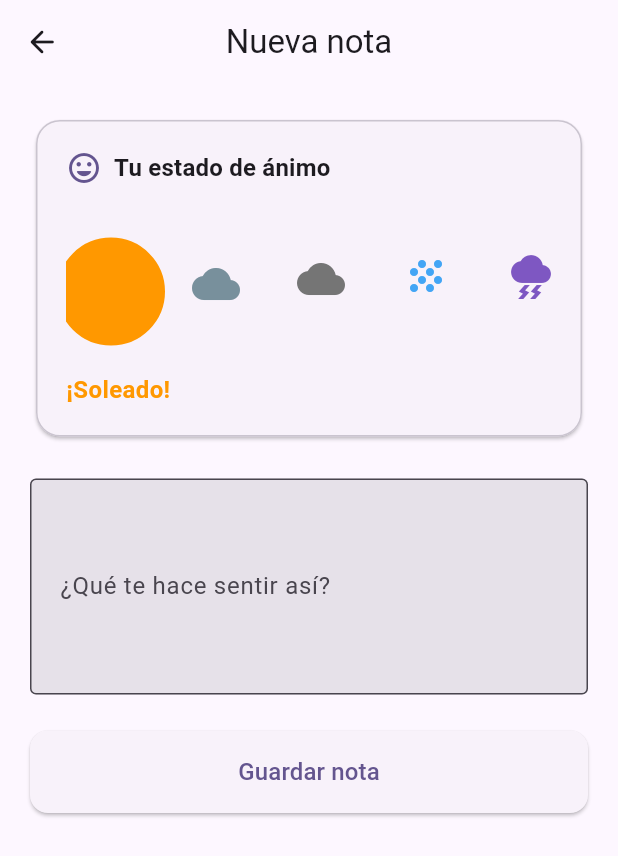
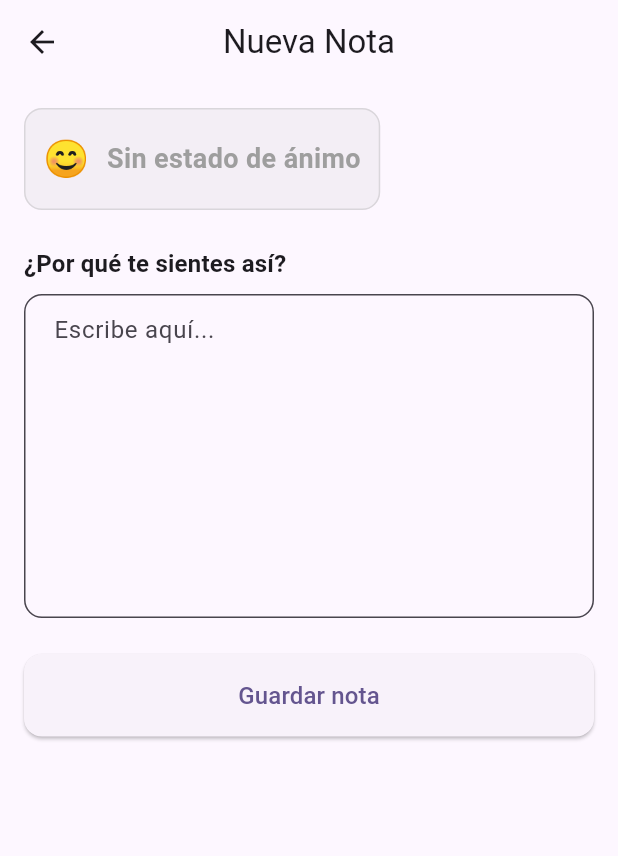
Before and after one commit to HectorZL/journal-notes, a Flutter app: the NoteEditScreen screen opened directly with empty values, on a phone screen of 412 x 824 dp. Shown: the top 856 px of the screen. Run offline on Flutter 3.47's test engine with Material 3 defaults, Android fonts, the phone set to English and light mode, and no system bars; our stand-ins replace email_validator, flutter_riverpod, flutter_secure_storage, flutter_staggered_animations, google_fonts, shared_preferences and 2 more; accounts and stored records are empty.

Commit message:
<fix>[pull the correct data from de database emoji and mood]: <description>
[optional body]

[optional footer(s)]

```diff
--- a/lib/ui/screens/calendar_screen.dart
+++ b/lib/ui/screens/calendar_screen.dart
@@ -340,6 +340,8 @@ class _CalendarScreenState extends ConsumerState<CalendarScreen> {
                               builder: (context) => NoteEditScreen(
                                 initialMoodIndex: note.moodIndex,
                                 moodColor: _getMoodColor(note.moodIndex),
+                                moodDescription: ['EXCELENTE', 'BIEN', 'NEUTRAL', 'NO MUY BIEN', 'MAL'][note.moodIndex],
+                                moodEmoji: ['😄', '🙂', '😐', '🙁', '😞'][note.moodIndex],
                                 noteToEdit: note,
                               ),
                             ),
--- a/lib/ui/screens/mood_prompt_screen.dart
+++ b/lib/ui/screens/mood_prompt_screen.dart
@@ -57,6 +57,8 @@ class _MoodPromptScreenState extends ConsumerState<MoodPromptScreen>
     '😭', // Crying
   ];
 
+  int? _selectedMoodIndex;
+
   @override
   void initState() {
     super.initState();
@@ -89,14 +91,18 @@ class _MoodPromptScreenState extends ConsumerState<MoodPromptScreen>
   }
 
   void _onMoodSelected(int index, BuildContext context) {
-    // Use pushReplacement to replace MoodPromptScreen with NoteEditScreen
-    // When NoteEditScreen is popped, it will return to HomeScreen
+    setState(() {
+      _selectedMoodIndex = index;
+    });
+    // Navigate to NoteEditScreen with the selected mood
     Navigator.pushReplacement(
       context,
       MaterialPageRoute(
         builder: (context) => NoteEditScreen(
           initialMoodIndex: index,
           moodColor: moodColors[index],
+          moodDescription: moodDescriptions[index],
+          moodEmoji: moodIcons[index],
         ),
       ),
     );
@@ -125,7 +131,9 @@ class _MoodPromptScreenState extends ConsumerState<MoodPromptScreen>
 
     return Scaffold(
       appBar: AppBar(
-        title: const Text('¿Cómo te sientes hoy?'),
+        title: _selectedMoodIndex != null
+            ? Text(moodDescriptions[_selectedMoodIndex!])
+            : const Text('¿Cómo te sientes hoy?'),
         leading: IconButton(
           icon: const Icon(Icons.arrow_back_rounded),
           onPressed: () => Navigator.of(context).pop(false),
--- a/lib/ui/screens/note_edit_screen.dart
+++ b/lib/ui/screens/note_edit_screen.dart
@@ -125,12 +125,16 @@ class _FloatingWeatherIconState extends State<_FloatingWeatherIcon> with TickerP
 class NoteEditScreen extends ConsumerStatefulWidget {
   final int initialMoodIndex;
   final Color moodColor;
+  final String moodDescription;
+  final String moodEmoji;
   final Note? noteToEdit;
 
   const NoteEditScreen({
     Key? key,
     required this.initialMoodIndex,
     required this.moodColor,
+    this.moodDescription = '',
+    this.moodEmoji = '😊',
     this.noteToEdit,
   }) : super(key: key);
 
@@ -148,7 +152,6 @@ class _NoteEditScreenState extends ConsumerState<NoteEditScreen> {
   void initState() {
     super.initState();
     _currentMoodIndex = widget.initialMoodIndex;
-    // If editing an existing note, pre-fill the content
     if (widget.noteToEdit != null) {
       _controller.text = widget.noteToEdit!.content;
     }
@@ -214,34 +217,32 @@ class _NoteEditScreenState extends ConsumerState<NoteEditScreen> {
         throw Exception('No se pudo obtener el ID de usuario válido');
       }
 
-      // Create the updated note
+      // Create the updated note with all necessary fields
       final note = Note(
-        id: widget.noteToEdit?.id,
+        id: widget.noteToEdit?.id,  // This will be null for new notes
         userId: userId,
         content: _controller.text.trim(),
         moodIndex: _currentMoodIndex,
         date: widget.noteToEdit?.date ?? now,
-        color: widget.noteToEdit?.color ?? Colors.blue,
+        color: widget.noteToEdit?.color ?? widget.moodColor,
       );
 
-      // Get the notes notifier
       final notesNotifier = ref.read(notesProvider.notifier);
 
-      // Save to database
       if (isEditing) {
+        if (widget.noteToEdit?.id == null) {
+          throw Exception('No se pudo actualizar la nota: ID no válido');
+        }
         await notesNotifier.updateNote(note);
       } else {
         await notesNotifier.addNote(note);
       }
 
-      // Show success feedback
       if (!mounted) return;
 
-      final scaffoldMessenger = ScaffoldMessenger.of(context);
-      scaffoldMessenger.clearSnackBars();
-
-      // Show success message
-      final snackBar = SnackBar(
+      ScaffoldMessenger.of(context).clearSnackBars();
+      ScaffoldMessenger.of(context).showSnackBar(
+        SnackBar(
           content: Text(isEditing ? 'Nota actualizada' : 'Nota guardada correctamente'),
           behavior: SnackBarBehavior.floating,
           shape: RoundedRectangleBorder(
@@ -249,9 +250,9 @@ class _NoteEditScreenState extends ConsumerState<NoteEditScreen> {
           ),
           margin: const EdgeInsets.all(16),
           duration: const Duration(seconds: 2),
+        ),
       );
 
-      // Navigate back to home screen
       if (mounted) {
         Navigator.of(context).pop(true);
       }
@@ -366,50 +367,24 @@ class _NoteEditScreenState extends ConsumerState<NoteEditScreen> {
 
   @override
   Widget build(BuildContext context) {
-    final colorScheme = Theme.of(context).colorScheme;
-    final textTheme = Theme.of(context).textTheme;
-    final weatherIcons = [
-      Icons.wb_sunny,  // Sunny
-      Icons.wb_cloudy,  // Partly Cloudy
-      Icons.cloud,      // Cloudy
-      Icons.grain,     // Rainy
-      Icons.thunderstorm, // Stormy
-    ];
-
-    final weatherDescriptions = [
-      '¡Soleado!',
-      'Parcialmente nublado',
-      'Nublado',
-      'Lluvioso',
-      'Tormentoso'
-    ];
-
-    final weatherColors = [
-      Colors.orange,
-      Colors.blueGrey[400]!,
-      Colors.grey[600]!,
-      Colors.blue[400]!,
-      Colors.deepPurple[400]!,
-    ];
+    final isEditing = widget.noteToEdit != null;
 
     return WillPopScope(
       onWillPop: _onWillPop,
       child: Scaffold(
         appBar: AppBar(
-          title: Text(widget.noteToEdit == null ? 'Nueva nota' : 'Editar nota'),
+          title: Text(isEditing ? 'Editar Nota' : 'Nueva Nota'),
           leading: IconButton(
-            icon: const Icon(Icons.arrow_back_rounded),
+            icon: const Icon(Icons.arrow_back),
             onPressed: () async {
               final shouldPop = await _onWillPop();
               if (shouldPop && mounted) {
-                Navigator.of(context).pop(false);
+                Navigator.of(context).pop();
               }
             },
           ),
-          elevation: 0,
-          scrolledUnderElevation: 1,
           actions: [
-            if (widget.noteToEdit != null && !_isSubmitting)
+            if (isEditing && !_isSubmitting)
               IconButton(
                 icon: const Icon(Icons.delete_outline, color: Colors.red),
                 onPressed: _deleteNote,
@@ -433,88 +408,61 @@ class _NoteEditScreenState extends ConsumerState<NoteEditScreen> {
         body: Form(
           key: _formKey,
           child: SingleChildScrollView(
-            padding: const EdgeInsets.all(20.0),
+            padding: const EdgeInsets.all(16.0),
             child: Column(
               crossAxisAlignment: CrossAxisAlignment.start,
               children: [
-                // Mood indicator
-                Card(
-                  elevation: 1,
-                  shape: RoundedRectangleBorder(
-                    borderRadius: BorderRadius.circular(16),
-                    side: BorderSide(
-                      color: colorScheme.outlineVariant,
-                      width: 1,
+                // Selected mood display
+                Container(
+                  padding: const EdgeInsets.symmetric(vertical: 16.0, horizontal: 12.0),
+                  decoration: BoxDecoration(
+                    color: widget.moodColor.withOpacity(0.1),
+                    borderRadius: BorderRadius.circular(12.0),
+                    border: Border.all(color: widget.moodColor.withOpacity(0.3)),
                   ),
+                  child: Row(
+                    mainAxisSize: MainAxisSize.min,
+                    children: [
+                      Text(
+                        widget.moodEmoji.isNotEmpty
+                            ? widget.moodEmoji
+                            : '😊', // Fallback emoji
+                        style: const TextStyle(fontSize: 24),
                       ),
-                  child: Padding(
-                    padding: const EdgeInsets.all(20.0),
-                    child: Column(
-                      crossAxisAlignment: CrossAxisAlignment.start,
-                      children: [
-                        Row(
-                          children: [
-                            Icon(
-                              Icons.mood_rounded,
-                              color: colorScheme.primary,
-                              size: 24,
-                            ),
-                            const SizedBox(width: 8),
+                      const SizedBox(width: 12),
                       Text(
-                              'Tu estado de ánimo',
-                              style: textTheme.titleMedium?.copyWith(
-                                color: colorScheme.onSurface,
-                                fontWeight: FontWeight.w600,
-                              ),
-                            ),
-                          ],
-                        ),
-                        const SizedBox(height: 16),
-                        SizedBox(
-                          height: 100,
-                          child: Stack(
-                            alignment: Alignment.center,
-                            children: List.generate(
-                              weatherIcons.length,
-                              (index) => Positioned(
-                                left: index * 70.0,
-                                child: GestureDetector(
-                                  onTap: () => setState(() => _currentMoodIndex = index),
-                                  child: _FloatingWeatherIcon(
-                              icon: weatherIcons[index],
-                                    isSelected: _currentMoodIndex == index,
-                              color: weatherColors[index],
-                              index: index,
-                            ),
-                                ),
-                              ),
-                            ),
-                          ),
-                        ),
-                        const SizedBox(height: 8),
-                        Text(
-                          weatherDescriptions[_currentMoodIndex],
+                        widget.moodDescription.isNotEmpty
+                            ? widget.moodDescription
+                            : 'Sin estado de ánimo', // Fallback text
                         style: TextStyle(
-                            fontSize: 16,
-                            color: weatherColors[_currentMoodIndex],
-                            fontWeight: FontWeight.w600,
+                          fontSize: 18,
+                          fontWeight: FontWeight.bold,
+                          color: widget.moodColor,
                         ),
                       ),
                     ],
                   ),
                 ),
+                const SizedBox(height: 24),
+                // Reason input
+                Text(
+                  isEditing ? '¿Por qué te sentiste así?' : '¿Por qué te sientes así?',
+                  style: Theme.of(context).textTheme.titleMedium?.copyWith(
+                    fontWeight: FontWeight.bold,
                   ),
-                const SizedBox(height: 24),
-
-                // Note content field
+                ),
+                const SizedBox(height: 8),
                 TextFormField(
                   controller: _controller,
-                  decoration: const InputDecoration(
-                    labelText: '¿Qué te hace sentir así?',
-                    hintText: 'Describe brevemente qué te hace sentir así...',
-                    border: OutlineInputBorder(),
+                  maxLines: 8,
+                  decoration: InputDecoration(
+                    hintText: 'Escribe aquí...',
+                    border: OutlineInputBorder(
+                      borderRadius: BorderRadius.circular(12.0),
                     ),
-                  maxLines: 5,
+                    filled: true,
+                    fillColor: Theme.of(context).colorScheme.surface,
+                  ),
                   validator: (value) {
                     if (value == null || value.trim().isEmpty) {
                       return 'Por favor escribe algo sobre cómo te sientes';
@@ -523,7 +471,6 @@ class _NoteEditScreenState extends ConsumerState<NoteEditScreen> {
                   },
                 ),
                 const SizedBox(height: 24),
-
                 // Save button
                 SizedBox(
                   width: double.infinity,
@@ -531,6 +478,9 @@ class _NoteEditScreenState extends ConsumerState<NoteEditScreen> {
                     onPressed: _isSubmitting ? null : _validateAndSave,
                     style: ElevatedButton.styleFrom(
                       padding: const EdgeInsets.symmetric(vertical: 16),
+                      shape: RoundedRectangleBorder(
+                        borderRadius: BorderRadius.circular(12.0),
+                      ),
                     ),
                     child: _isSubmitting
                         ? const SizedBox(
@@ -538,9 +488,9 @@ class _NoteEditScreenState extends ConsumerState<NoteEditScreen> {
                             height: 20,
                             child: CircularProgressIndicator(strokeWidth: 2),
                           )
-                        : const Text(
-                            'Guardar nota',
-                            style: TextStyle(fontSize: 16),
+                        : Text(
+                            isEditing ? 'Actualizar nota' : 'Guardar nota',
+                            style: const TextStyle(fontSize: 16),
                           ),
                   ),
                 ),
```
Lines whose indentation alone changed are shown as unchanged.
